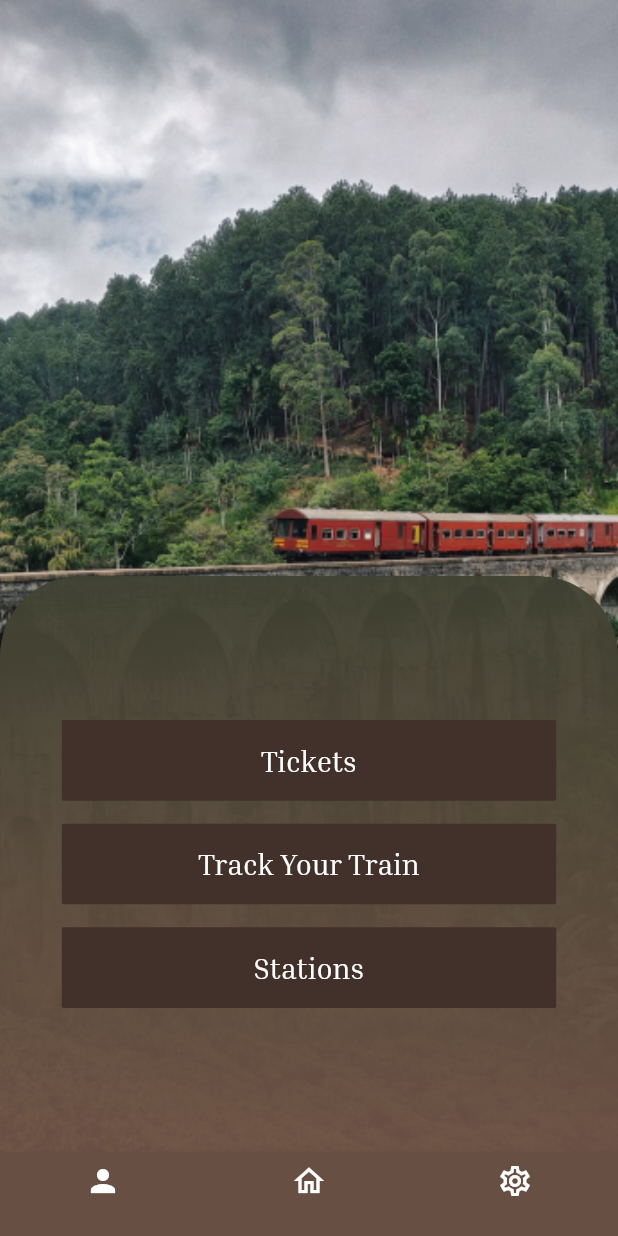
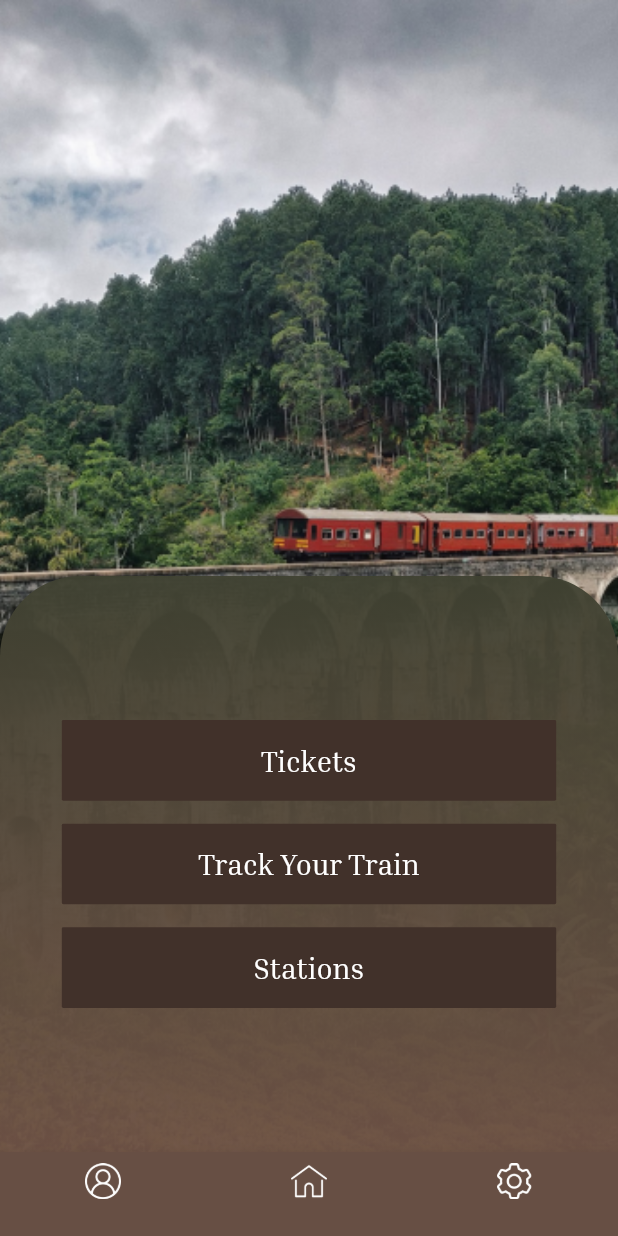
Before and after one commit to Train-D/mobile, a Flutter app: the screen it shows after launch, after a tap on "Skip", after a tap on "Get started", after a tap on "Login", on a phone screen of 412 x 824 dp. Run offline on Flutter 3.47's test engine with Material 2 defaults, Android fonts, the phone set to English and light mode, and no system bars; our stand-ins replace basic_utils, bloc, dartz, equatable, flutter_bloc, get_it and 1 more.

Commit message:
add icons to bottom nav bar

```diff
--- a/lib/core/utils/app_images.dart
+++ b/lib/core/utils/app_images.dart
@@ -8,3 +8,6 @@ const String home = 'home.png';
 const String profileCamera = 'camera_vector.png';
 const String splashImage = 'splash.png';
 const String splashVector = 'splash_vector.png';
+const String homeIcon = 'home_icon.png';
+const String profileIcon = 'profile_icon.png';
+const String settingsIcon = 'settings_icon.png';
--- a/lib/core/utils/components.dart
+++ b/lib/core/utils/components.dart
@@ -163,13 +163,20 @@ class SharedComponents {
         elevation: 0,
         backgroundColor: Colors.transparent,
         leading: Container(
-            margin: EdgeInsets.only(left: 20, top: 20),
+            margin: EdgeInsets.only(
+              left: 20,
+              top: 20,
+            ),
             decoration: BoxDecoration(
               borderRadius: BorderRadius.all(Radius.circular(10)),
               color: appBarBg,
             ),
-            width: 30.sp,
-            height: 30.sp,
+            width: 32.sp,
+            height: 32.sp,
+            child: Padding(
+              padding: EdgeInsets.only(
+                left: 7.sp,
+              ),
               child: IconButton(
                   onPressed: () {
                     Navigator.pop(context);
@@ -177,6 +184,7 @@ class SharedComponents {
                   icon: Icon(
                     Icons.arrow_back_ios,
                     color: Colors.black,
-                ))),
+                  )),
+            )),
       );
 }
--- a/lib/features/app/presentation/components/onboarding.dart
+++ b/lib/features/app/presentation/components/onboarding.dart
@@ -3,11 +3,12 @@ import 'package:responsive_sizer/responsive_sizer.dart';
 import 'package:traind_app/core/utils/app_constants.dart';
 import 'package:traind_app/core/utils/components.dart';
 
-Widget onboarding(
-        {required String title,
-        required String body,
-        required String image,
-        required BuildContext context}) =>
+Widget onboarding({
+  required String title,
+  required String body,
+  required String image,
+  required BuildContext context,
+}) =>
     Column(
       children: [
         Image(
--- a/lib/features/app/presentation/screens/onboarding1_screen.dart
+++ b/lib/features/app/presentation/screens/onboarding1_screen.dart
@@ -16,6 +16,7 @@ class Onboarding1Screen extends StatelessWidget {
         child: Scaffold(
       body: Container(
         width: double.infinity,
+        height: double.infinity,
         decoration: const BoxDecoration(
           gradient: LinearGradient(
             colors: onBoardingBg,
@@ -23,13 +24,13 @@ class Onboarding1Screen extends StatelessWidget {
             end: Alignment.bottomCenter,
           ),
         ),
+        child: Center(
           child: Padding(
             padding: EdgeInsets.symmetric(
               horizontal: 20.sp,
             ),
+            child: SingleChildScrollView(
               child: Column(
-            mainAxisAlignment: MainAxisAlignment.center,
-            crossAxisAlignment: CrossAxisAlignment.center,
                 children: [
                   onboarding(
                     title: AppString.onboardingOneTitle,
@@ -61,6 +62,8 @@ class Onboarding1Screen extends StatelessWidget {
               ),
             ),
           ),
+        ),
+      ),
     ));
   }
 }
--- a/lib/features/app/presentation/screens/onboarding2_screen.dart
+++ b/lib/features/app/presentation/screens/onboarding2_screen.dart
@@ -24,13 +24,13 @@ class OnboardingTwoScreen extends StatelessWidget {
               end: Alignment.bottomCenter,
             ),
           ),
+          child: Center(
             child: Padding(
               padding: EdgeInsets.symmetric(
                 horizontal: 20.sp,
               ),
+              child: SingleChildScrollView(
                 child: Column(
-              mainAxisAlignment: MainAxisAlignment.center,
-              crossAxisAlignment: CrossAxisAlignment.center,
                   children: [
                     onboarding(
                       title: AppString.onboardingTwoTitle,
@@ -38,9 +38,6 @@ class OnboardingTwoScreen extends StatelessWidget {
                       context: context,
                       image: AppConstants.onboardingVectorTwo,
                     ),
-                Row(
-                  mainAxisAlignment: MainAxisAlignment.center,
-                  children: [
                     SharedComponents.defaultButton(
                       function: () {
                         SharedComponents.navigateToReplace(
@@ -54,10 +51,10 @@ class OnboardingTwoScreen extends StatelessWidget {
                       height: 6.h,
                       withIcon: false,
                       radius: 8.sp
-                    ),
-                  ],
                     )
                   ],
+                ),
+              ),
             ),
           ),
         ),
--- a/lib/features/authentication/presentation/screens/login_screen.dart
+++ b/lib/features/authentication/presentation/screens/login_screen.dart
@@ -25,6 +25,7 @@ class LoginScreen extends StatelessWidget {
         context: context,
         child: SafeArea(
           child: Scaffold(
+            resizeToAvoidBottomInset: false,
             backgroundColor: transparent,
             body: Stack(
               children: [
--- a/lib/features/authentication/presentation/screens/sign_up_screen.dart
+++ b/lib/features/authentication/presentation/screens/sign_up_screen.dart
@@ -24,6 +24,7 @@ class SignUpScreen extends StatelessWidget {
           context: context,
           child: SafeArea(
             child: Scaffold(
+              resizeToAvoidBottomInset: false,
               backgroundColor: transparent,
               body: Stack(
                 children: [
--- a/lib/features/layout/presentation/controller/home_cubit/home_cubit.dart
+++ b/lib/features/layout/presentation/controller/home_cubit/home_cubit.dart
@@ -1,9 +1,12 @@
 import 'package:flutter/material.dart';
 import 'package:flutter_bloc/flutter_bloc.dart';
+import 'package:responsive_sizer/responsive_sizer.dart';
 import 'package:traind_app/core/global/theme/app_color/app_color_light.dart';
+import 'package:traind_app/core/utils/app_images.dart';
 import 'package:traind_app/features/authentication/presentation/screens/profile_screen.dart';
 import 'package:traind_app/features/layout/presentation/controller/home_cubit/home_state.dart';
 import 'package:traind_app/features/layout/presentation/screens/home_screen.dart';
+import 'package:traind_app/core/utils/app_constants.dart';
 
 class HomeCubit extends Cubit<HomeState> {
   HomeCubit() : super(HomeInitial());
@@ -12,20 +15,35 @@ class HomeCubit extends Cubit<HomeState> {
   List<Widget> screens = const [
     ProfileScreen(),
     HomeScreen(),
-    HomeScreen()
+    HomeScreen(),
   ];
 
-  List<BottomNavigationBarItem> navItems = const [
+  List<BottomNavigationBarItem> navItems = [
     BottomNavigationBarItem(
-      icon: Icon(Icons.person, color: lightColor,),
+      icon: ImageIcon(
+        AssetImage(
+          '${AppConstants.imagesUrl}$profileIcon',
+        ),
+        color: lightColor,
+      ),
       label: '',
     ),
     BottomNavigationBarItem(
-      icon: Icon(Icons.home_outlined, color: lightColor,),
+      icon: ImageIcon(
+        AssetImage(
+          '${AppConstants.imagesUrl}$homeIcon',
+        ),
+        color: lightColor,
+      ),
       label: '',
     ),
     BottomNavigationBarItem(
-      icon: Icon(Icons.settings_outlined, color: lightColor,),
+      icon: ImageIcon(
+        AssetImage(
+          '${AppConstants.imagesUrl}$settingsIcon',
+        ),
+        color: lightColor,
+      ),
       label: '',
     ),
   ];
--- a/lib/features/tickets/presentation/screens/from_to_screen.dart
+++ b/lib/features/tickets/presentation/screens/from_to_screen.dart
@@ -23,6 +23,7 @@ class FromToScreen extends StatelessWidget {
           imageUrl: '${AppConstants.imagesUrl}$fromTo',
           context: context,
           child: Scaffold(
+            resizeToAvoidBottomInset: false,
             appBar: SharedComponents.defualtAppBar(context),
             backgroundColor: fromToBgColor,
             body: Center(
@@ -32,7 +33,7 @@ class FromToScreen extends StatelessWidget {
                 child: Card(
                   color: fromToCardBgColor,
                   shape: RoundedRectangleBorder(
-                    borderRadius: BorderRadius.circular(17),
+                    borderRadius: BorderRadius.circular(17.sp),
                   ),
                   child: LayoutBuilder(
                     builder: (ctx, constrains) => SingleChildScrollView(
```
Also changed, not shown: assets/images/imgs/home_icon.png (added), assets/images/imgs/profile_icon.png (added), assets/images/imgs/settings_icon.png (added), pubspec.lock, 1 other file. Lines whose indentation alone changed are shown as unchanged.
